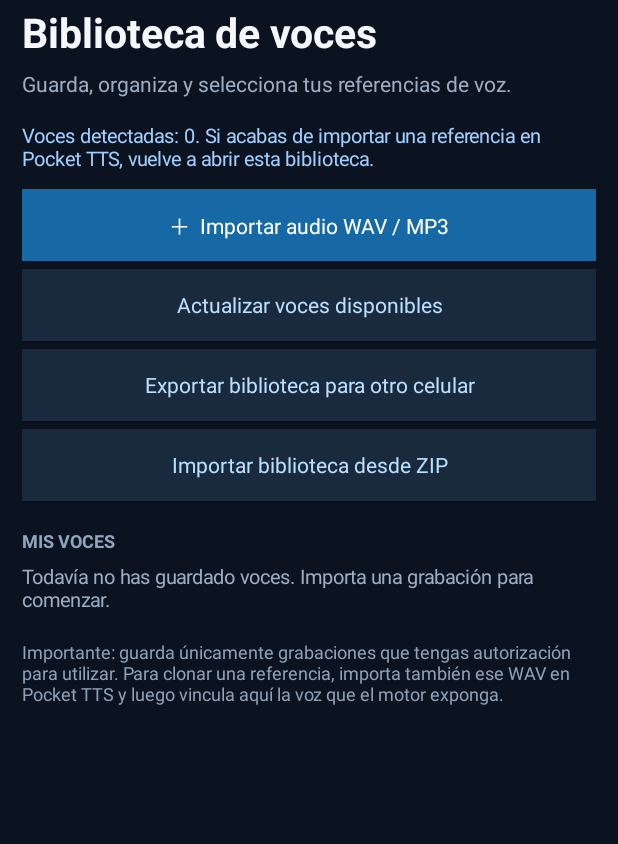
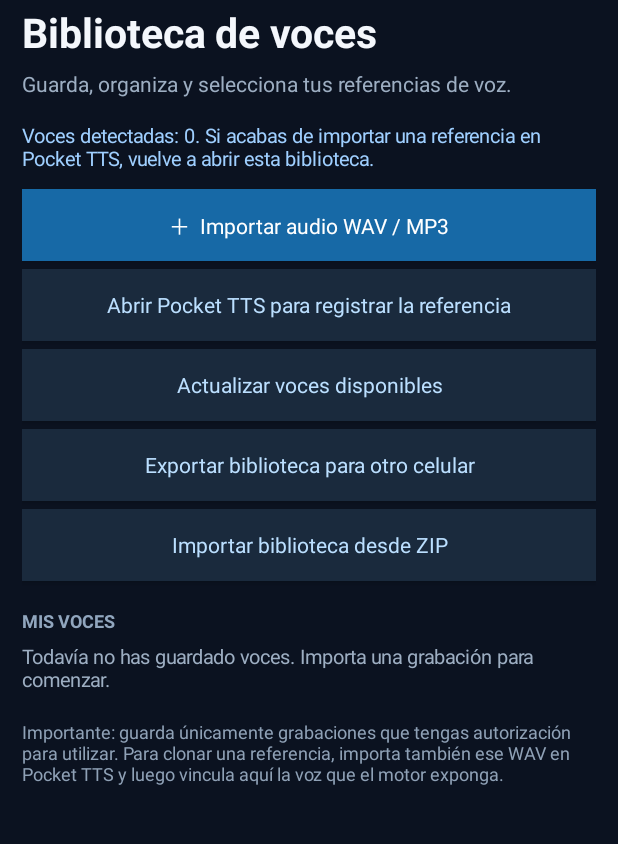
Before and after one commit to rodriquezdario59-crypto/-VOICE-CLONE-AI, an Android app: the VoiceLibraryActivity screen opened directly, with no data from a screen before it, on a phone screen of 412 x 824 dp, the part 137-981 px from its top. Run offline under Robolectric (Android 15) with nearby library versions, the phone set to English and light mode, and no system bars.

Commit message:
Expose Pocket TTS handoff button in voice library

```diff
--- a/app/src/main/java/ai/voiceclone/app/VoiceLibraryActivity.kt
+++ b/app/src/main/java/ai/voiceclone/app/VoiceLibraryActivity.kt
@@ -97,6 +97,7 @@ class VoiceLibraryActivity : Activity() {
         content.addView(status)
         content.addView(space(12))
         content.addView(action("＋  Importar audio WAV / MP3", true) { openPicker() })
+        content.addView(action("Abrir Pocket TTS para registrar la referencia", false) { openPocketTts() })
         content.addView(action("Actualizar voces disponibles", false) { refreshEngineVoices() })
         content.addView(action("Exportar biblioteca para otro celular", false) { openExportPicker() })
         content.addView(action("Importar biblioteca desde ZIP", false) { openImportPicker() })
```
